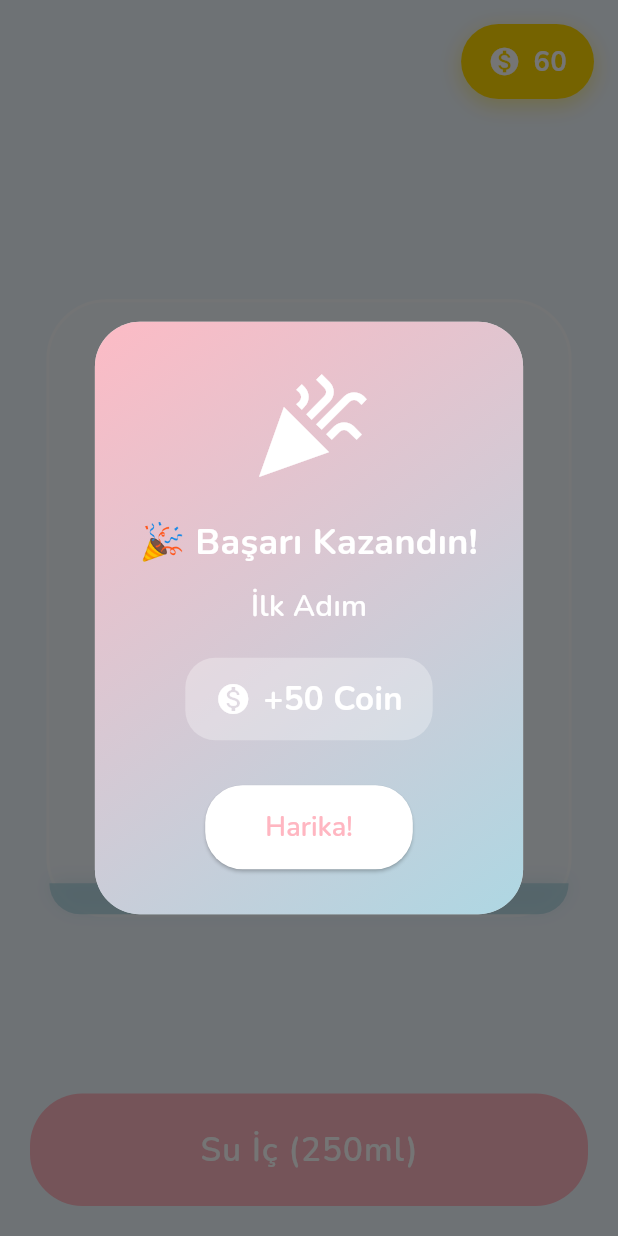
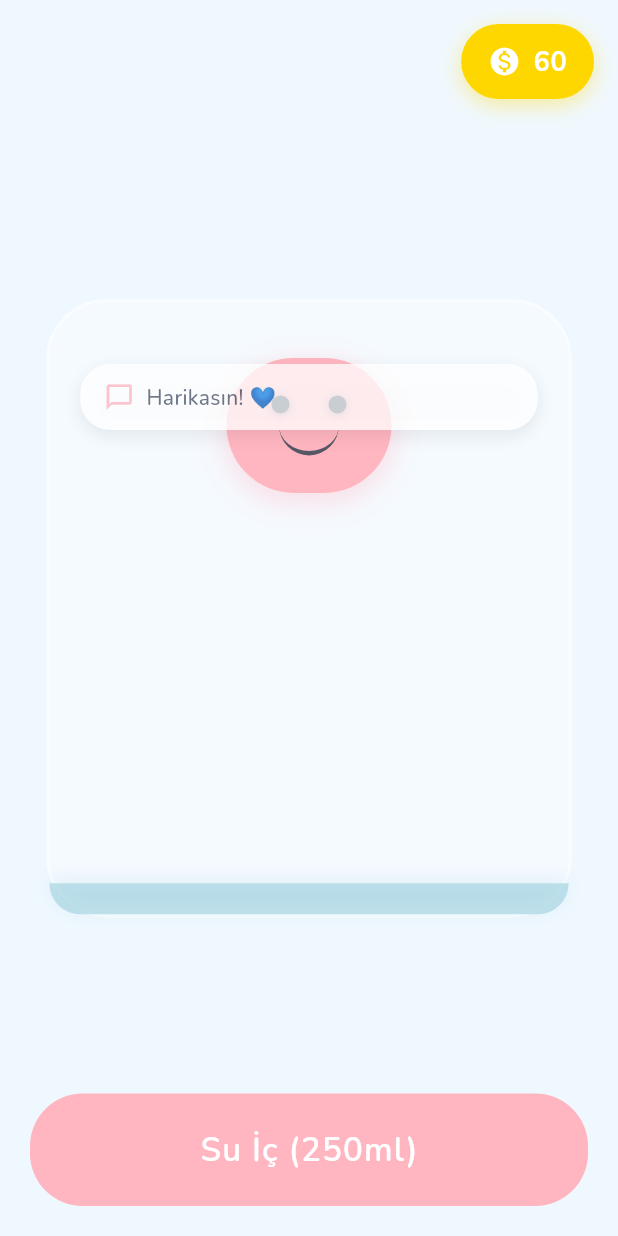
Before and after one commit to ipekucan/TankUpApp, a Flutter app: the TankScreen screen opened directly, after a tap on "Su İç (250ml)", on a phone screen of 412 x 824 dp. Run offline on Flutter 3.47's test engine with Material 3 defaults, Android fonts, the phone set to English and light mode, and no system bars; our stand-ins replace flutter_local_notifications, google_fonts, image_picker, shared_preferences, timezone; accounts and stored records are empty.

Commit message:
Add name input screen, axolotl messages, profile updates, and data synchronization features

```diff
--- a/suuygulama/lib/main.dart
+++ b/suuygulama/lib/main.dart
@@ -6,7 +6,7 @@ import 'providers/water_provider.dart';
 import 'providers/axolotl_provider.dart';
 import 'providers/user_provider.dart';
 import 'providers/achievement_provider.dart';
-import 'screens/main_navigation_screen.dart';
+import 'screens/initial_screen.dart';
 import 'utils/app_colors.dart';
 import 'services/notification_service.dart';
 
@@ -86,7 +86,7 @@ class TankUpApp extends StatelessWidget {
             color: Colors.white,
           ),
         ),
-        home: MainNavigationScreen(),
+        home: const InitialScreen(),
       ),
     );
   }
--- a/suuygulama/lib/providers/user_provider.dart
+++ b/suuygulama/lib/providers/user_provider.dart
@@ -103,6 +103,14 @@ class UserProvider extends ChangeNotifier {
     notifyListeners();
   }
 
+  // Kullanıcı adını güncelle (updateName alias)
+  Future<void> updateName(String name) async {
+    await setName(name);
+  }
+
+  // İsim var mı kontrolü
+  bool get hasName => _userData.name.isNotEmpty;
+
   // Toplam su miktarını güncelle
   Future<void> addToTotalWater(double amount) async {
     _userData = _userData.copyWith(
--- a/suuygulama/lib/providers/water_provider.dart
+++ b/suuygulama/lib/providers/water_provider.dart
@@ -113,9 +113,18 @@ class WaterProvider extends ChangeNotifier {
       // Gün kontrolü yap (yeni gün başladıysa verileri sıfırla)
       await _checkAndResetDay();
 
+      // consumedAmount'un kesinlikle 0.0 olduğundan emin ol (son kontrol)
+      // Eski veriyi temizle - bir kerelik sıfırlama (tank dolu başlama sorununu çözmek için)
+      if (_waterData.consumedAmount != 0.0) {
+        _waterData = _waterData.copyWith(consumedAmount: 0.0);
+        // Eski veriyi hafızadan da temizle
+        await prefs.setString(_waterDataKey, jsonEncode(_waterData.toJson()));
+      }
+
       // İlerleme yüzdesini güncelle
       _updateProgress();
 
+      // UI'ı güncelle
       notifyListeners();
     } catch (e) {
       // Hata durumunda varsayılan değerlerle devam et (consumedAmount = 0.0)
@@ -264,6 +273,47 @@ class WaterProvider extends ChangeNotifier {
     );
   }
 
+  // Aksolot mesajları listesi (15-20 mesaj)
+  static final List<String> axolotlMessages = [
+    'Harika görünüyorsun! 💙',
+    'Su içmek cildine iyi gelecek! ✨',
+    'Tankımız pırıl pırıl! 🌊',
+    'Bugün harika bir gün! 💪',
+    'Su içmeyi unutma! 💧',
+    'Seni çok seviyorum! 🌟',
+    'Birlikte büyüyoruz! ☀️',
+    'Her gün daha iyi oluyoruz! 💙',
+    'Su içmek çok önemli! 💪',
+    'Seninle olmak harika! ✨',
+    'Bugün de harika bir gün olacak! 🌊',
+    'Mükemmel gidiyorsun! 🎉',
+    'Su içmek sağlıklı! 💧',
+    'Tankımız çok temiz! 🌟',
+    'Sen harikasın! 💙',
+    'Su içmek seni güçlendirir! 💪',
+    'Birlikte çok güzeliz! ✨',
+    'Her gün daha iyi! 🌊',
+    'Su içmek zindelik verir! 💧',
+    'Seni seviyorum! 💙',
+  ];
+
+  // Rastgele mesaj al
+  String getRandomMessage(String? userName) {
+    final random = DateTime.now().millisecondsSinceEpoch % axolotlMessages.length;
+    String message = axolotlMessages[random];
+
+    // Eğer isim varsa mesaja ekle
+    if (userName != null && userName.isNotEmpty) {
+      // Bazı mesajlarda ismi kullan
+      if (random % 3 == 0) {
+        message = message.replaceFirst('görünüyorsun', '$userName, görünüyorsun');
+        message = message.replaceFirst('Sen', '$userName, sen');
+      }
+    }
+
+    return message;
+  }
+
   // Tank temizlik durumu - Gerçek 24 saatlik mantık
   // Başlangıç değeri: false (tank temiz başlar)
   // Eğer hiç su içilmediyse (lastDrinkTime == null) tank kirli BAŞLAMASIN
--- /dev/null
+++ b/suuygulama/lib/screens/initial_screen.dart
@@ -0,0 +1,23 @@
+import 'package:flutter/material.dart';
+import 'package:provider/provider.dart';
+import '../providers/user_provider.dart';
+import 'name_input_screen.dart';
+import 'main_navigation_screen.dart';
+
+class InitialScreen extends StatelessWidget {
+  const InitialScreen({super.key});
+
+  @override
+  Widget build(BuildContext context) {
+    return Consumer<UserProvider>(
+      builder: (context, userProvider, child) {
+        // İsim kontrolü - eğer isim yoksa NameInputScreen'e yönlendir
+        if (!userProvider.hasName) {
+          return const NameInputScreen();
+        }
+        // İsim varsa MainNavigationScreen'e geç
+        return const MainNavigationScreen();
+      },
+    );
+  }
+}
--- a/suuygulama/lib/screens/tank_screen.dart
+++ b/suuygulama/lib/screens/tank_screen.dart
@@ -15,7 +15,86 @@ class TankScreen extends StatefulWidget {
   State<TankScreen> createState() => _TankScreenState();
 }
 
-class _TankScreenState extends State<TankScreen> {
+class _TankScreenState extends State<TankScreen> with TickerProviderStateMixin {
+  late AnimationController _coinAnimationController;
+  late Animation<double> _coinScaleAnimation;
+
+  // Aksolotun günlüğü mesajları
+  final List<String> _axolotlMessages = [
+    'Harikasın! 💙',
+    'Su içmek sana çok yakışıyor! ✨',
+    'Seni çok seviyorum! 🌊',
+    'Birlikte büyüyoruz! 💪',
+    'Her gün daha iyi oluyoruz! 🌟',
+    'Su içmek çok önemli! 💧',
+    'Seninle olmak harika! ☀️',
+    'Bugün de harika bir gün olacak! 💙',
+    'Mükemmel gidiyorsun! 🎉',
+    'Su içmek sağlıklı! 💪',
+  ];
+  int _currentMessageIndex = 0;
+  bool _showMessage = false;
+  late AnimationController _messageController;
+
+  @override
+  void initState() {
+    super.initState();
+    // Coin animasyonu için controller
+    _coinAnimationController = AnimationController(
+      duration: const Duration(milliseconds: 300),
+      vsync: this,
+    );
+    _coinScaleAnimation = Tween<double>(begin: 1.0, end: 1.3).animate(
+      CurvedAnimation(
+        parent: _coinAnimationController,
+        curve: Curves.elasticOut,
+      ),
+    );
+
+    // Mesaj animasyonu için controller
+    _messageController = AnimationController(
+      duration: const Duration(seconds: 4),
+      vsync: this,
+    );
+
+    // İlk mesajı göster
+    _showRandomMessage();
+    _messageController.forward();
+
+    // Her 8 saniyede bir yeni mesaj göster
+    _messageController.addStatusListener((status) {
+      if (status == AnimationStatus.completed) {
+        _messageController.reset();
+        Future.delayed(const Duration(seconds: 4), () {
+          if (mounted) {
+            _showRandomMessage();
+            _messageController.forward();
+          }
+        });
+      }
+    });
+  }
+
+  @override
+  void dispose() {
+    _coinAnimationController.dispose();
+    _messageController.dispose();
+    super.dispose();
+  }
+
+  void _showRandomMessage() {
+    setState(() {
+      _showMessage = true;
+      _currentMessageIndex = math.Random().nextInt(_axolotlMessages.length);
+    });
+  }
+
+  void _animateCoin() {
+    _coinAnimationController.forward().then((_) {
+      _coinAnimationController.reverse();
+    });
+  }
+
   @override
   Widget build(BuildContext context) {
     return Scaffold(
@@ -34,13 +113,15 @@ class _TankScreenState extends State<TankScreen> {
 
         return Column(
           children: [
-            // Coin sayacı - En üstte sağda
+            // Coin sayacı - En üstte sağda (animasyonlu)
             Padding(
               padding: const EdgeInsets.all(16.0),
               child: Row(
                 mainAxisAlignment: MainAxisAlignment.end,
                 children: [
-                  Container(
+                  ScaleTransition(
+                    scale: _coinScaleAnimation,
+                    child: Container(
                       padding: const EdgeInsets.symmetric(
                         horizontal: 18,
                         vertical: 12,
@@ -75,6 +156,7 @@ class _TankScreenState extends State<TankScreen> {
                             ),
                           ),
                         ],
+                      ),
                     ),
                   ),
                 ],
@@ -140,6 +222,18 @@ class _TankScreenState extends State<TankScreen> {
                       fillPercentage: fillPercentage,
                       tankHeight: MediaQuery.of(context).size.height * 0.5,
                       buildAxolotl: _buildAxolotl,
+                    ),
+                  ),
+
+                  // Konuşma balonu - Aksolotun günlüğü (sadece tank doluysa)
+                  if (_showMessage && fillPercentage > 0)
+                    Positioned(
+                      top: MediaQuery.of(context).size.height * 0.05,
+                      left: MediaQuery.of(context).size.width * 0.05,
+                      right: MediaQuery.of(context).size.width * 0.05,
+                      child: FadeTransition(
+                        opacity: _messageController,
+                        child: _buildSpeechBubble(_axolotlMessages[_currentMessageIndex]),
                       ),
                     ),
                 ],
@@ -393,32 +487,20 @@ class _TankScreenState extends State<TankScreen> {
                   // Toplam su miktarını güncelle
                   await userProvider.addToTotalWater(250.0);
 
-                  bool achievementUnlocked = false;
-                  bool dailyGoalReached = false;
-                  String? achievementName;
-                  int achievementCoins = 0;
-
                   // Başarı kontrolü - İlk Adım
                   if (result.isFirstDrink) {
                     final coins = await achievementProvider.checkFirstStep();
                     if (coins > 0) {
-                      achievementUnlocked = true;
-                      achievementName = 'İlk Adım';
-                      achievementCoins = coins;
                       await waterProvider.addCoins(coins);
                       await userProvider.addAchievement('first_step');
                     }
                   }
 
-                  // Başarı kontrolü - Günlük Hedef (ilk kez ulaşıldığında)
+                  // Başarı kontrolü - Günlük Hedef
                   final wasGoalReachedBefore = achievementProvider.isAchievementUnlocked('daily_goal');
                   if (waterProvider.hasReachedDailyGoal && !wasGoalReachedBefore) {
                     final coins = await achievementProvider.checkDailyGoal();
                     if (coins > 0) {
-                      dailyGoalReached = true;
-                      achievementUnlocked = true;
-                      achievementName = 'Günlük Hedef';
-                      achievementCoins = coins;
                       await waterProvider.addCoins(coins);
                       await userProvider.addAchievement('daily_goal');
                       await userProvider.updateConsecutiveDays(true);
@@ -433,9 +515,6 @@ class _TankScreenState extends State<TankScreen> {
                   final wasWaterMasterUnlocked = achievementProvider.isAchievementUnlocked('water_master');
                   final waterMasterCoins = await achievementProvider.checkWaterMaster(totalWater);
                   if (waterMasterCoins > 0 && !wasWaterMasterUnlocked) {
-                    achievementUnlocked = true;
-                    achievementName = 'Su Ustası';
-                    achievementCoins = waterMasterCoins;
                     await waterProvider.addCoins(waterMasterCoins);
                     await userProvider.addAchievement('water_master');
                   }
@@ -445,9 +524,6 @@ class _TankScreenState extends State<TankScreen> {
                   final wasStreak3Unlocked = achievementProvider.isAchievementUnlocked('streak_3');
                   final streak3Coins = await achievementProvider.checkStreak3(consecutiveDays);
                   if (streak3Coins > 0 && !wasStreak3Unlocked) {
-                    achievementUnlocked = true;
-                    achievementName = 'Seri Başlangıcı';
-                    achievementCoins = streak3Coins;
                     await waterProvider.addCoins(streak3Coins);
                     await userProvider.addAchievement('streak_3');
                   }
@@ -456,55 +532,17 @@ class _TankScreenState extends State<TankScreen> {
                   final wasStreak7Unlocked = achievementProvider.isAchievementUnlocked('streak_7');
                   final streak7Coins = await achievementProvider.checkStreak7(consecutiveDays);
                   if (streak7Coins > 0 && !wasStreak7Unlocked) {
-                    achievementUnlocked = true;
-                    achievementName = 'Haftalık Şampiyon';
-                    achievementCoins = streak7Coins;
                     await waterProvider.addCoins(streak7Coins);
                     await userProvider.addAchievement('streak_7');
                   }
 
-                  // Özel başarı ekranı sadece achievement kazanıldığında veya günlük hedefe ilk kez ulaşıldığında
+                  // Sessiz geri bildirim - hiçbir bildirim gösterilmiyor
+                  // Sadece coin sayacı animasyonlu güncelleniyor
                   if (mounted) {
-                    if (achievementUnlocked || dailyGoalReached) {
-                      // Büyük başarı ekranı göster
-                      _showAchievementDialog(
-                        context,
-                        achievementName ?? 'Günlük Hedef',
-                        achievementCoins,
-                        dailyGoalReached,
-                      );
-                    } else {
-                      // Normal su içiş - sadece küçük SnackBar
-                      ScaffoldMessenger.of(context).showSnackBar(
-                        SnackBar(
-                          content: Row(
-                            mainAxisSize: MainAxisSize.min,
-                            children: [
-                              const Icon(Icons.monetization_on, color: Colors.white, size: 20),
-                              const SizedBox(width: 8),
-                              Text('+${result.coinsReward} Coin! 💧'),
-                            ],
-                          ),
-                          backgroundColor: AppColors.softPinkButton,
-                          duration: const Duration(seconds: 1),
-                          behavior: SnackBarBehavior.floating,
-                          margin: const EdgeInsets.only(bottom: 20, left: 20, right: 20),
-                        ),
-                      );
+                    _animateCoin();
                   }
                 }
-                } else {
-                  // Hata durumu
-                  if (mounted) {
-                    ScaffoldMessenger.of(context).showSnackBar(
-                      SnackBar(
-                        content: Text(result.message),
-                        backgroundColor: Colors.orange,
-                        duration: const Duration(seconds: 2),
-                      ),
-                    );
-                  }
-                }
+                // Hata durumunda da sessiz kal (hiçbir bildirim gösterilmiyor)
               }
             : null,
         style: ElevatedButton.styleFrom(
@@ -529,6 +567,45 @@ class _TankScreenState extends State<TankScreen> {
             letterSpacing: 0.8,
           ),
         ),
+      ),
+    );
+  }
+
+  // Konuşma balonu widget'ı
+  Widget _buildSpeechBubble(String message) {
+    return Container(
+      padding: const EdgeInsets.symmetric(horizontal: 16, vertical: 12),
+      decoration: BoxDecoration(
+        color: Colors.white.withValues(alpha: 0.95),
+        borderRadius: BorderRadius.circular(20),
+        boxShadow: [
+          BoxShadow(
+            color: Colors.black.withValues(alpha: 0.1),
+            blurRadius: 10,
+            offset: const Offset(0, 4),
+          ),
+        ],
+      ),
+      child: Row(
+        mainAxisSize: MainAxisSize.min,
+        children: [
+          Icon(
+            Icons.chat_bubble_outline,
+            color: AppColors.softPinkButton,
+            size: 20,
+          ),
+          const SizedBox(width: 8),
+          Flexible(
+            child: Text(
+              message,
+              style: const TextStyle(
+                fontSize: 14,
+                fontWeight: FontWeight.w500,
+                color: Color(0xFF4A5568),
+              ),
+            ),
+          ),
+        ],
       ),
     );
   }
@@ -739,7 +816,7 @@ class _FloatingAxolotl extends StatefulWidget {
 }
 
 class _FloatingAxolotlState extends State<_FloatingAxolotl>
-    with SingleTickerProviderStateMixin {
+    with TickerProviderStateMixin {
   late AnimationController _controller;
   late Animation<double> _animation;
 
@@ -792,108 +869,3 @@ class _FloatingAxolotlState extends State<_FloatingAxolotl>
     );
   }
 }
-
-// Başarı dialog'u - Sadece özel durumlarda gösterilir
-extension _TankScreenDialogExtension on _TankScreenState {
-  void _showAchievementDialog(
-    BuildContext context,
-    String achievementName,
-    int coins,
-    bool isDailyGoal,
-  ) {
-    showDialog(
-      context: context,
-      barrierDismissible: false,
-      builder: (context) => Dialog(
-        shape: RoundedRectangleBorder(
-          borderRadius: BorderRadius.circular(30),
-        ),
-        child: Container(
-          padding: const EdgeInsets.all(30),
-          decoration: BoxDecoration(
-            borderRadius: BorderRadius.circular(30),
-            gradient: LinearGradient(
-              begin: Alignment.topLeft,
-              end: Alignment.bottomRight,
-              colors: [
-                AppColors.softPinkButton.withValues(alpha: 0.9),
-                AppColors.waterColor.withValues(alpha: 0.9),
-              ],
-            ),
-          ),
-          child: Column(
-            mainAxisSize: MainAxisSize.min,
-            children: [
-              const Icon(
-                Icons.celebration,
-                size: 80,
-                color: Colors.white,
-              ),
-              const SizedBox(height: 20),
-              Text(
-                isDailyGoal ? '🎉 Günlük Hedefe Ulaştın!' : '🎉 Başarı Kazandın!',
-                style: const TextStyle(
-                  fontSize: 24,
-                  fontWeight: FontWeight.bold,
-                  color: Colors.white,
-                ),
-                textAlign: TextAlign.center,
-              ),
-              const SizedBox(height: 10),
-              Text(
-                achievementName,
-                style: const TextStyle(
-                  fontSize: 20,
-                  fontWeight: FontWeight.w600,
-                  color: Colors.white,
-                ),
-              ),
-              const SizedBox(height: 20),
-              Container(
-                padding: const EdgeInsets.symmetric(horizontal: 20, vertical: 12),
-                decoration: BoxDecoration(
-                  color: Colors.white.withValues(alpha: 0.3),
-                  borderRadius: BorderRadius.circular(20),
-                ),
-                child: Row(
-                  mainAxisSize: MainAxisSize.min,
-                  children: [
-                    const Icon(Icons.monetization_on, color: Colors.white, size: 24),
-                    const SizedBox(width: 8),
-                    Text(
-                      '+$coins Coin',
-                      style: const TextStyle(
-                        fontSize: 22,
-                        fontWeight: FontWeight.bold,
-                        color: Colors.white,
-                      ),
-                    ),
-                  ],
-                ),
-              ),
-              const SizedBox(height: 30),
-              ElevatedButton(
-                onPressed: () => Navigator.of(context).pop(),
-                style: ElevatedButton.styleFrom(
-                  backgroundColor: Colors.white,
-                  foregroundColor: AppColors.softPinkButton,
-                  padding: const EdgeInsets.symmetric(horizontal: 40, vertical: 15),
-                  shape: RoundedRectangleBorder(
-                    borderRadius: BorderRadius.circular(25),
-                  ),
-                ),
-                child: const Text(
-                  'Harika!',
-                  style: TextStyle(
-                    fontSize: 18,
-                    fontWeight: FontWeight.w600,
-                  ),
-                ),
-              ),
-            ],
-          ),
-        ),
-      ),
-    );
-  }
-}
```
Also changed, not shown: suuygulama/lib/screens/name_input_screen.dart (added, +175 -0 lines), suuygulama/lib/screens/profile_screen.dart (+10 -0 lines), suuygulama/lib/screens/tank_room_screen.dart (+31 -21 lines). Lines whose indentation alone changed are shown as unchanged.
